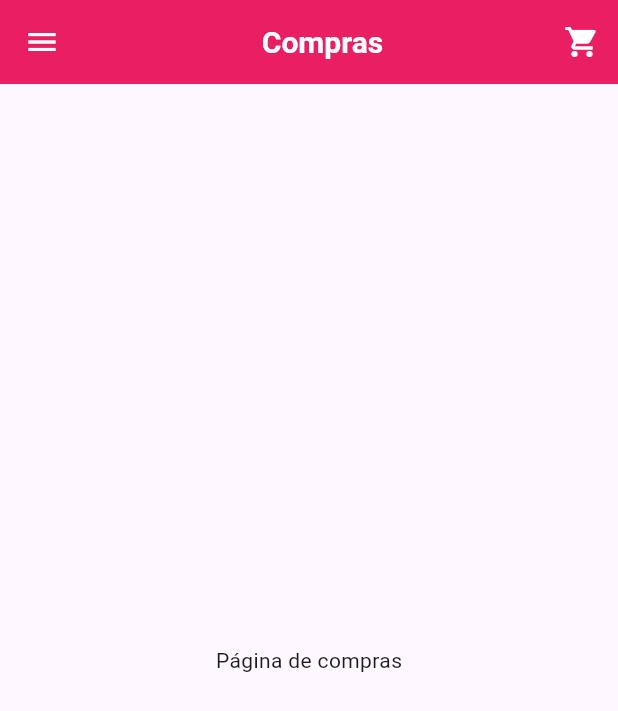
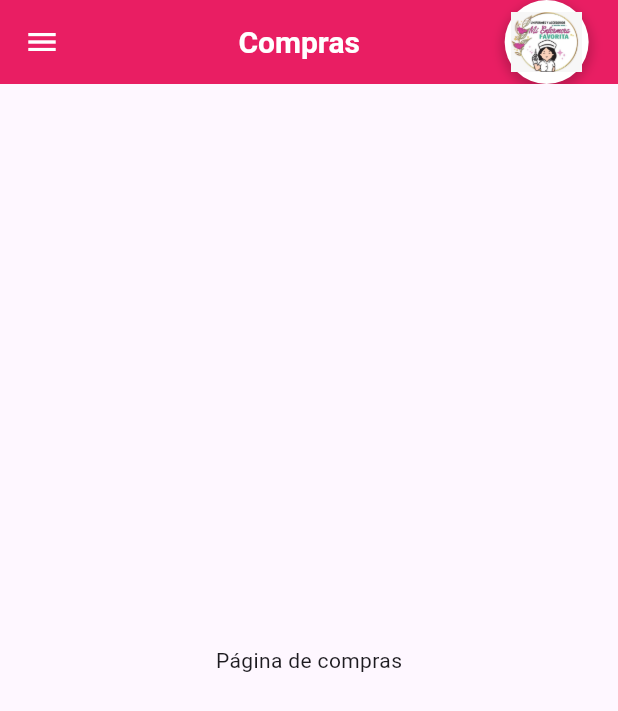
Before and after one commit to isaiale/App_Movil, a Flutter app: the Compras screen opened directly, on a phone screen of 412 x 824 dp. Shown: the top 711 px of the screen. Run offline on Flutter 3.47's test engine with Material 3 defaults, Android fonts, the phone set to English and light mode, and no system bars; our stand-ins replace font_awesome_flutter.

Commit message:
Actualización del componente custom_app_bar.dart

```diff
--- a/lib/componentes/custom_app_bar.dart
+++ b/lib/componentes/custom_app_bar.dart
@@ -2,9 +2,9 @@ import 'package:flutter/material.dart';
 
 class CustomAppBar extends StatelessWidget implements PreferredSizeWidget {
   final String title;
-  final bool showCart;
+  final bool showLogo;
 
-  CustomAppBar({required this.title, this.showCart = true});
+  CustomAppBar({required this.title, this.showLogo = true});
 
   @override
   Widget build(BuildContext context) {
@@ -27,16 +27,32 @@ class CustomAppBar extends StatelessWidget implements PreferredSizeWidget {
           ),
         ],
       ),
-      actions: showCart
+      actions: showLogo
           ? [
-              IconButton(
-                icon: Icon(
-                  Icons.shopping_cart,
-                  color: Colors.white,
+              Padding(
+                padding: const EdgeInsets.only(right: 16.0),
+                child: Container(
+                  decoration: BoxDecoration(
+                    color: Colors.white, // Fondo blanco
+                    shape: BoxShape.circle, // Borde circular
+                    boxShadow: [
+                      BoxShadow(
+                        color: Colors.black.withOpacity(0.2), // Sombra suave
+                        spreadRadius: 2,
+                        blurRadius: 5,
+                        offset: Offset(0, 3), // Sombra bajo el círculo
+                      ),
+                    ],
+                  ),
+                  child: Padding(
+                    padding: const EdgeInsets.all(8.0), // Espacio interno para la imagen
+                    child: Image.asset(
+                      'imagenes/Logo de mi enfermera favorita.jpg',
+                      fit: BoxFit.contain,
+                      height: 40, // Altura ajustada para la imagen
+                    ),
+                  ),
                 ),
-                onPressed: () {
-                  // Lógica para el carrito de compras
-                },
               ),
             ]
           : null,
```
